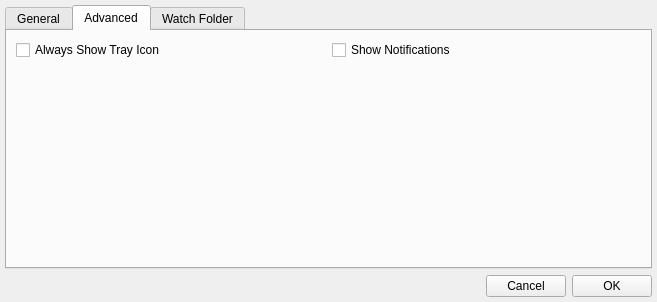
This is appsettings.ui in mveinot/transmission-control as Qt 5 draws it before an edit. The edited form follows.
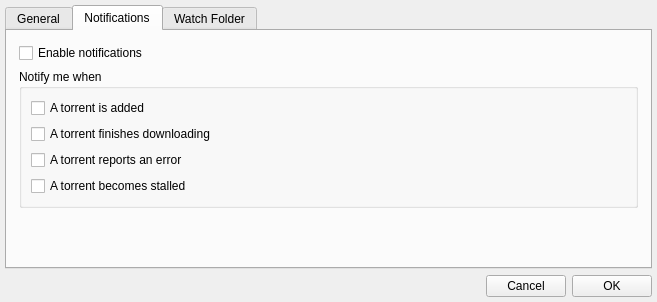
This is the edited form. The open tabs and pages were chosen to show the change.

Commit message: Add additional notification events

Diff of the .ui file:
```diff
--- a/appsettings.ui
+++ b/appsettings.ui
@@ -91,45 +91,99 @@
            </layout>
           </widget>
          </item>
+         <item>
+          <widget class="QGroupBox" name="applicationGroup">
+           <property name="title">
+            <string>Application</string>
+           </property>
+           <layout class="QVBoxLayout" name="verticalLayoutApplication">
+            <item>
+             <widget class="QCheckBox" name="showTrayIcon">
+              <property name="text">
+               <string>Always show tray icon</string>
+              </property>
+             </widget>
+            </item>
+           </layout>
+          </widget>
+         </item>
         </layout>
        </item>
       </layout>
      </widget>
      <widget class="QWidget" name="advanced">
       <attribute name="title">
-       <string>Advanced</string>
+       <string>Notifications</string>
       </attribute>
-      <layout class="QHBoxLayout" name="horizontalLayout_5">
+      <layout class="QVBoxLayout" name="verticalLayoutNotifications">
+       <property name="leftMargin">
+        <number>12</number>
+       </property>
+       <property name="topMargin">
+        <number>12</number>
+       </property>
+       <property name="rightMargin">
+        <number>12</number>
+       </property>
+       <property name="bottomMargin">
+        <number>12</number>
+       </property>
        <item>
-        <layout class="QGridLayout" name="gridLayout_3">
-         <item row="1" column="0">
-          <spacer name="verticalSpacer">
-           <property name="orientation">
-            <enum>Qt::Orientation::Vertical</enum>
-           </property>
-           <property name="sizeHint" stdset="0">
-            <size>
-             <width>20</width>
-             <height>40</height>
-            </size>
-           </property>
-          </spacer>
-         </item>
-         <item row="0" column="0">
-          <widget class="QCheckBox" name="showTrayIcon">
-           <property name="text">
-            <string>Always Show Tray Icon</string>
-           </property>
-          </widget>
-         </item>
-         <item row="0" column="1">
-          <widget class="QCheckBox" name="showNotifications">
-           <property name="text">
-            <string>Show Notifications</string>
-           </property>
-          </widget>
-         </item>
-        </layout>
+        <widget class="QCheckBox" name="enableNotifications">
+         <property name="text">
+          <string>Enable notifications</string>
+         </property>
+        </widget>
+       </item>
+       <item>
+        <widget class="QGroupBox" name="notificationEventsGroup">
+         <property name="title">
+          <string>Notify me when</string>
+         </property>
+         <layout class="QVBoxLayout" name="verticalLayoutNotificationEvents">
+          <item>
+           <widget class="QCheckBox" name="notifyTorrentAdded">
+            <property name="text">
+             <string>A torrent is added</string>
+            </property>
+           </widget>
+          </item>
+          <item>
+           <widget class="QCheckBox" name="notifyTorrentCompleted">
+            <property name="text">
+             <string>A torrent finishes downloading</string>
+            </property>
+           </widget>
+          </item>
+          <item>
+           <widget class="QCheckBox" name="notifyTorrentError">
+            <property name="text">
+             <string>A torrent reports an error</string>
+            </property>
+           </widget>
+          </item>
+          <item>
+           <widget class="QCheckBox" name="notifyTorrentStalled">
+            <property name="text">
+             <string>A torrent becomes stalled</string>
+            </property>
+           </widget>
+          </item>
+         </layout>
+        </widget>
+       </item>
+       <item>
+        <spacer name="verticalSpacerNotifications">
+         <property name="orientation">
+          <enum>Qt::Orientation::Vertical</enum>
+         </property>
+         <property name="sizeHint" stdset="0">
+          <size>
+           <width>20</width>
+           <height>40</height>
+          </size>
+         </property>
+        </spacer>
        </item>
       </layout>
      </widget>
```
Left out of the diff: 8 changed lines with no effect on the pictures. The commit also changes 9 other files.
